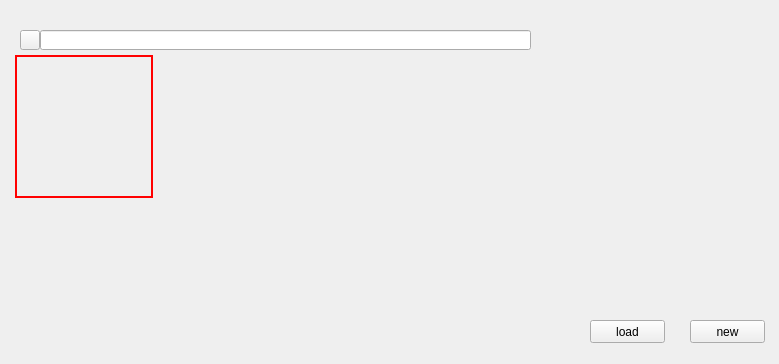
This is mainwindow.ui in N3wbieH/file_system as Qt 5 draws it before an edit. The edited form follows.
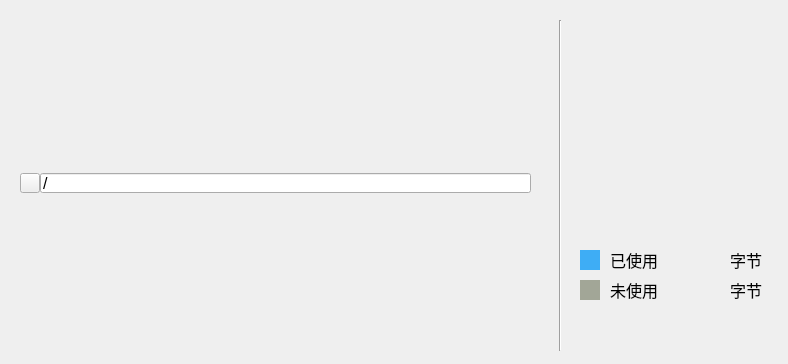
This is the edited form. Icons and pictures are not drawn.

The edit to the form file:
```diff
--- a/mainwindow.ui
+++ b/mainwindow.ui
@@ -6,7 +6,7 @@
    <rect>
     <x>0</x>
     <y>0</y>
-    <width>779</width>
+    <width>788</width>
     <height>364</height>
    </rect>
   </property>
@@ -65,6 +65,14 @@
           <height>20</height>
          </rect>
         </property>
+        <property name="font">
+         <font>
+          <pointsize>12</pointsize>
+         </font>
+        </property>
+        <property name="text">
+         <string>/</string>
+        </property>
        </widget>
        <widget class="QPushButton" name="backButton">
         <property name="geometry">
@@ -117,74 +125,180 @@
        <property name="spacing">
         <number>0</number>
        </property>
-       <item row="1" column="2">
-        <widget class="QWidget" name="widget_7" native="true"/>
-       </item>
-       <item row="0" column="1">
-        <widget class="QWidget" name="widget_2" native="true"/>
-       </item>
-       <item row="1" column="0">
-        <widget class="QWidget" name="widget_5" native="true"/>
-       </item>
-       <item row="1" column="3">
-        <widget class="QWidget" name="widget_8" native="true"/>
-       </item>
-       <item row="0" column="2">
-        <widget class="QWidget" name="widget_3" native="true"/>
-       </item>
-       <item row="1" column="1">
-        <widget class="QWidget" name="widget_6" native="true"/>
-       </item>
-       <item row="0" column="0">
-        <widget class="QWidget" name="widget" native="true">
-         <property name="styleSheet">
-          <string notr="true">background:transparent;border:2px solid red;</string>
-         </property>
-        </widget>
-       </item>
-       <item row="0" column="3">
-        <widget class="QWidget" name="widget_4" native="true"/>
-       </item>
       </layout>
      </item>
     </layout>
    </widget>
-   <widget class="QPushButton" name="loadButton">
+   <widget class="QLabel" name="label_2">
     <property name="geometry">
      <rect>
-      <x>590</x>
-      <y>320</y>
-      <width>75</width>
-      <height>23</height>
+      <x>610</x>
+      <y>280</y>
+      <width>55</width>
+      <height>20</height>
      </rect>
     </property>
+    <property name="font">
+     <font>
+      <pointsize>12</pointsize>
+     </font>
+    </property>
     <property name="text">
-     <string>load</string>
+     <string>未使用</string>
     </property>
    </widget>
-   <widget class="QPushButton" name="pushButton">
+   <widget class="QLabel" name="label_3">
     <property name="geometry">
      <rect>
-      <x>690</x>
-      <y>320</y>
-      <width>75</width>
-      <height>23</height>
+      <x>610</x>
+      <y>250</y>
+      <width>55</width>
+      <height>20</height>
      </rect>
     </property>
+    <property name="font">
+     <font>
+      <pointsize>12</pointsize>
+     </font>
+    </property>
     <property name="text">
-     <string>new</string>
+     <string>已使用</string>
     </property>
    </widget>
-   <widget class="QWidget" name="verticalLayoutWidget_2">
+   <widget class="QLabel" name="label">
     <property name="geometry">
      <rect>
       <x>580</x>
-      <y>70</y>
-      <width>181</width>
-      <height>181</height>
+      <y>250</y>
+      <width>20</width>
+      <height>20</height>
      </rect>
     </property>
-    <layout class="QVBoxLayout" name="verticalLayout_2"/>
+    <property name="sizePolicy">
+     <sizepolicy hsizetype="Fixed" vsizetype="Fixed">
+      <horstretch>0</horstretch>
+      <verstretch>0</verstretch>
+     </sizepolicy>
+    </property>
+    <property name="styleSheet">
+     <string notr="true">background-color:rgb(62, 173, 245)</string>
+    </property>
+    <property name="text">
+     <string/>
+    </property>
+   </widget>
+   <widget class="QLabel" name="label_4">
+    <property name="geometry">
+     <rect>
+      <x>580</x>
+      <y>280</y>
+      <width>20</width>
+      <height>20</height>
+     </rect>
+    </property>
+    <property name="sizePolicy">
+     <sizepolicy hsizetype="Fixed" vsizetype="Fixed">
+      <horstretch>0</horstretch>
+      <verstretch>0</verstretch>
+     </sizepolicy>
+    </property>
+    <property name="styleSheet">
+     <string notr="true">background-color:rgb(162, 166, 151)</string>
+    </property>
+    <property name="text">
+     <string/>
+    </property>
+   </widget>
+   <widget class="QLabel" name="label_5">
+    <property name="geometry">
+     <rect>
+      <x>730</x>
+      <y>250</y>
+      <width>55</width>
+      <height>20</height>
+     </rect>
+    </property>
+    <property name="font">
+     <font>
+      <pointsize>12</pointsize>
+     </font>
+    </property>
+    <property name="text">
+     <string>字节</string>
+    </property>
+   </widget>
+   <widget class="QLabel" name="label_6">
+    <property name="geometry">
+     <rect>
+      <x>730</x>
+      <y>280</y>
+      <width>55</width>
+      <height>20</height>
+     </rect>
+    </property>
+    <property name="font">
+     <font>
+      <pointsize>12</pointsize>
+     </font>
+    </property>
+    <property name="text">
+     <string>字节</string>
+    </property>
+   </widget>
+   <widget class="QLabel" name="useLabel">
+    <property name="geometry">
+     <rect>
+      <x>670</x>
+      <y>250</y>
+      <width>55</width>
+      <height>20</height>
+     </rect>
+    </property>
+    <property name="font">
+     <font>
+      <pointsize>12</pointsize>
+     </font>
+    </property>
+    <property name="text">
+     <string/>
+    </property>
+    <property name="alignment">
+     <set>Qt::AlignCenter</set>
+    </property>
+   </widget>
+   <widget class="QLabel" name="freeLabel">
+    <property name="geometry">
+     <rect>
+      <x>670</x>
+      <y>280</y>
+      <width>55</width>
+      <height>20</height>
+     </rect>
+    </property>
+    <property name="font">
+     <font>
+      <pointsize>12</pointsize>
+     </font>
+    </property>
+    <property name="text">
+     <string/>
+    </property>
+    <property name="alignment">
+     <set>Qt::AlignCenter</set>
+    </property>
+   </widget>
+   <widget class="Line" name="line">
+    <property name="geometry">
+     <rect>
+      <x>550</x>
+      <y>20</y>
+      <width>20</width>
+      <height>331</height>
+     </rect>
+    </property>
+    <property name="orientation">
+     <enum>Qt::Vertical</enum>
+    </property>
    </widget>
   </widget>
  </widget>
```
Left out of the diff: 6 changed lines with no effect on the pictures.
